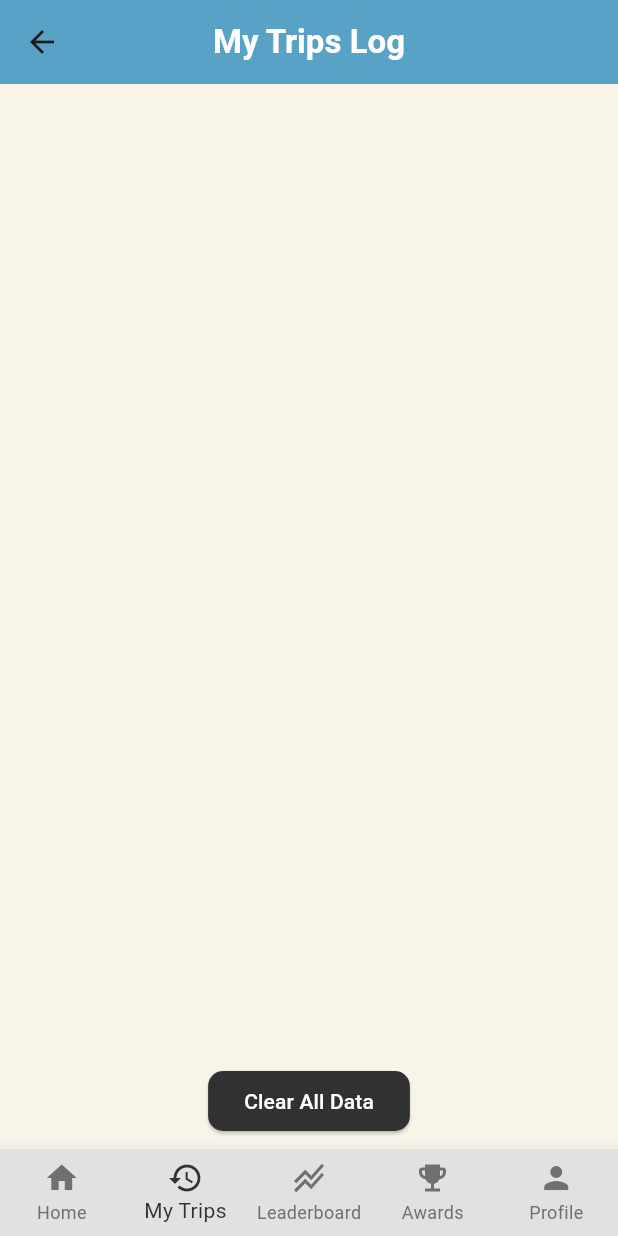
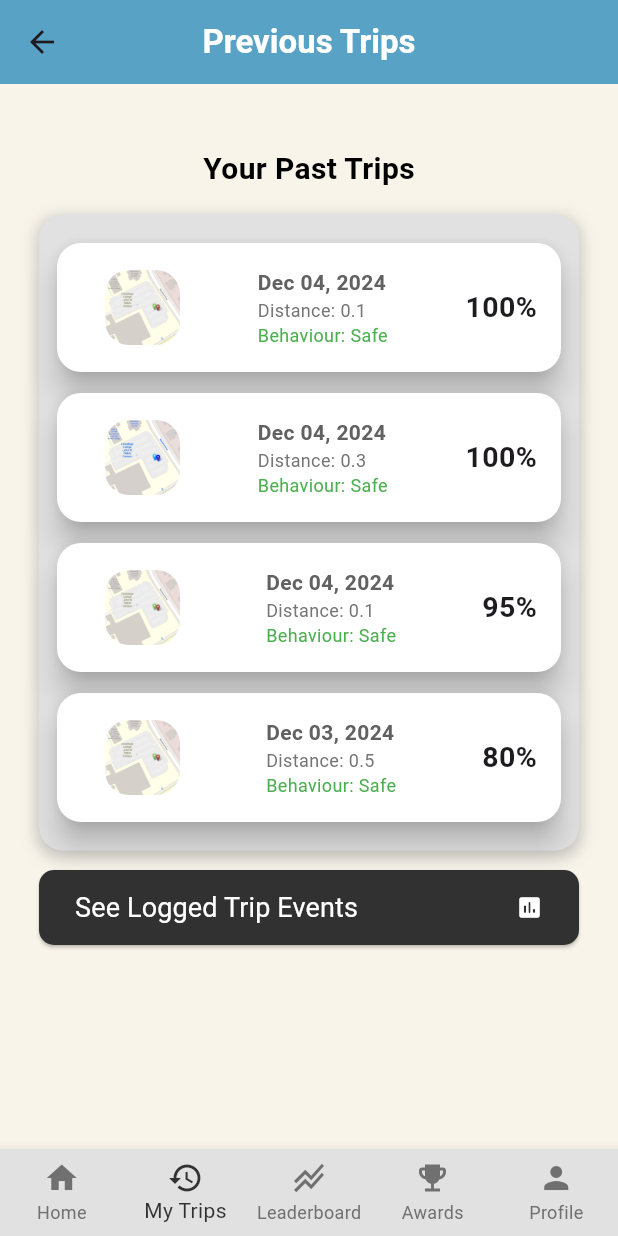
Before and after one commit to R-umaria/Group24F24, a Flutter app: the FirstPage screen opened by its route, item 2 of the bottom bar chosen, on a phone screen of 412 x 824 dp. Run offline on Flutter 3.47's test engine with Material 3 defaults, Android fonts, the phone set to English and light mode, and no system bars; our stand-ins replace flutter_custom_clippers, geolocator, pedometer, permission_handler, sensors_plus, sqflite; accounts and stored records are empty.

Commit message:
basic previous trips page ui and front page map

```diff
--- a/lib/behaviour_analysis/warning_popup.dart
+++ b/lib/behaviour_analysis/warning_popup.dart
@@ -9,14 +9,14 @@ void showWarningPopup(BuildContext context, String message) {
     context: context,
     builder: (BuildContext context) {
       return AlertDialog(
-        title: Text('DANGER'),
+        title: const Text('DANGER'),
         content: Text(message),
         actions: <Widget>[
           TextButton(
             onPressed: () {
               Navigator.of(context).pop();
             },
-            child: Text('OK'),
+            child: const Text('OK'),
           ),
         ],
       );
--- a/lib/pages/first_page.dart
+++ b/lib/pages/first_page.dart
@@ -2,11 +2,11 @@
 
 import 'package:drive_wise/pages/home_page.dart';
 import 'package:drive_wise/pages/Leaderboard/leaderboard_page.dart';
-import 'package:drive_wise/pages/my_trips.dart';
 import 'package:drive_wise/pages/profile_page.dart';
 import './Awards/awards_page.dart';
 import './Awards/award_backend.dart';
 import 'package:flutter/material.dart';
+import './prev_trips/previous_trips_page.dart';
 
 class FirstPage extends StatefulWidget {
   const FirstPage({super.key});
@@ -39,7 +39,7 @@ class _FirstPageState extends State<FirstPage> {
       HomePage(),
 
       // My Trips
-      MyTrips(),
+      PrevTripsPage(),
 
       // LeaderBoardpage
       LeaderboardPage(),
--- /dev/null
+++ b/lib/pages/prev_trips/prev_trips_backend.dart
@@ -0,0 +1,27 @@
+//Andy Guest - dec 3 2024
+//backend for the prev page
+//temporarily hardcoded due to needed items not being completed
+
+class PrevTripEntry {
+  final String date;
+  final int score;
+  final double distance;
+  final String map;
+
+  PrevTripEntry({
+    required this.date,
+    required this.score,
+    required this.distance,
+    this.map = 'assets/img/squaremap.png'
+  });
+}
+
+//because neither the trip score or database is done yet this is hardcoded
+List<PrevTripEntry> getPrevTripData() {
+  return [
+    PrevTripEntry(date: 'Dec 04, 2024', score: 100, distance: 0.1),
+    PrevTripEntry(date: 'Dec 04, 2024', score: 100, distance: 0.3, map: 'assets/img/squaremap2.png'),
+    PrevTripEntry(date: 'Dec 04, 2024', score: 95, distance: 0.1),
+    PrevTripEntry(date: 'Dec 03, 2024', score: 80, distance: 0.5),
+  ];
+}
--- /dev/null
+++ b/lib/pages/prev_trips/previous_trips_page.dart
@@ -0,0 +1,216 @@
+//Andy Guest - dec 3 2024
+//frontend for the previous trips page, shows the drivers last few trips
+
+import 'package:flutter/material.dart';
+import './prev_trips_backend.dart';
+import '../trip_events.dart'; //old trips page that shows events
+
+class PrevTripsPage extends StatefulWidget {
+  const PrevTripsPage({super.key});
+
+  @override
+  PrevTripsPageState createState() => PrevTripsPageState();
+}
+
+class PrevTripsPageState extends State<PrevTripsPage> {
+  List<PrevTripEntry> PrevTripEntries = [];
+
+  @override
+  void initState() {
+    super.initState();
+    _fetchPrevTripData();
+  }
+
+  void _fetchPrevTripData() {
+    //get PrevTrip data from backend
+    PrevTripEntries = getPrevTripData();
+    setState(() {});
+  }
+
+  @override
+  Widget build(BuildContext context) {
+    return Scaffold(
+      backgroundColor: const Color.fromRGBO(248, 244, 234, 1), //match to the main screen bg colour
+      appBar: AppBar(
+        title: const Text('Previous Trips', style: TextStyle(fontWeight: FontWeight.bold, color: Colors.white)),
+        centerTitle: true,
+        backgroundColor: const Color.fromRGBO(86, 170, 200, 1),
+        elevation: 4.0,
+      ),
+      body: Padding(
+        padding: const EdgeInsets.all(26.0),
+        child: Column(
+          children: [
+            const Padding(
+              padding: EdgeInsets.symmetric(vertical: 16.0),
+              child: Text(
+                'Your Past Trips',
+                style: TextStyle(
+                  fontSize: 20.0,
+                  fontWeight: FontWeight.bold,
+                  color: Colors.black,
+                ),
+              ),
+            ),
+
+            //prevTrip entries
+            Container(
+              padding: const EdgeInsets.all(12.0),
+              decoration: BoxDecoration(
+                color: const Color.fromRGBO(225, 225, 225, 1),
+                borderRadius: BorderRadius.circular(16.0),
+                boxShadow: [
+                  BoxShadow(
+                    color: Colors.grey.withOpacity(0.5),
+                    spreadRadius: 2,
+                    blurRadius: 8,
+                    offset: const Offset(0, 3),
+                  ),
+                ],
+              ),
+              child: ListView.builder(
+                shrinkWrap: true, //needed to stop the list from taking up extra space
+                itemCount: PrevTripEntries.length,
+                itemBuilder: (context, index) {
+                  final entry = PrevTripEntries[index];
+                  return PrevTripItem(
+                    date: entry.date,
+                    score: entry.score,
+                    map: entry.map,
+                    distance: entry.distance,
+                  );
+                },
+              ),
+            ),
+
+            const SizedBox(height: 13), //space between list and button
+
+            //button to get to old trips page to see events
+            ElevatedButton(
+              onPressed: () {
+                Navigator.push(
+                          context,
+                          MaterialPageRoute(builder: (context) => const MyTrips()),
+                        );
+              },
+              style: ElevatedButton.styleFrom(
+                minimumSize: const Size(double.infinity, 50),
+                backgroundColor: const Color.fromRGBO(49, 49, 49, 1),
+                shape: RoundedRectangleBorder(
+                  borderRadius: BorderRadius.circular(10),
+                ),
+              ),
+              child: const Row(
+                mainAxisAlignment: MainAxisAlignment.spaceBetween, // to separate text from the icon on the right
+                children: [
+                  Text(
+                    'See Logged Trip Events',
+                    style: TextStyle(
+                      color: Color.fromRGBO(255, 255, 255, 1),
+                      fontSize: 18,
+                      fontWeight: FontWeight.normal,
+                    ),
+                  ),
+                  Icon(
+                    Icons.assessment_rounded,
+                    color: Color.fromRGBO(255, 255, 255, 1),
+                  ),
+                ],
+              ),
+            ),
+          ],
+        ),
+      ),
+    );
+  }
+}
+
+class PrevTripItem extends StatelessWidget {
+  final String date;
+  final int score;
+  final String map;
+  final double distance;
+  final String behaviour;
+
+  const PrevTripItem({super.key,
+    required this.date,
+    required this.score,
+    required this.map,
+    required this.distance,
+    this.behaviour = 'Safe',
+  });
+
+  @override
+Widget build(BuildContext context) {
+  return Card(
+    margin: const EdgeInsets.symmetric(vertical: 7.0),
+    elevation: 8.0,
+    shape: RoundedRectangleBorder(
+      borderRadius: BorderRadius.circular(16.0),
+    ),
+    color: Colors.white,
+    child: Padding(
+      padding: const EdgeInsets.all(16.0),
+      child: Row(
+        children: [
+          const SizedBox(width: 16.0),
+          Expanded(
+            child: Row(
+              mainAxisAlignment: MainAxisAlignment.spaceBetween,
+              children: [
+                SizedBox(
+                  width: 50.0,
+                  height: 50.0,
+                  child: ClipRRect(
+                    borderRadius: BorderRadius.circular(16.0),
+                    child: Image.asset(
+                      map,
+                      fit: BoxFit.cover,
+                    ),
+                  ),
+                ),
+                Column(
+                  crossAxisAlignment: CrossAxisAlignment.start,
+                  children: [
+                    Text(
+                      date,
+                      style: TextStyle(
+                        fontSize: 14.0,
+                        fontWeight: FontWeight.w600,
+                        color: Colors.grey[700],
+                      ),
+                    ),
+                    Text(
+                      'Distance: $distance',
+                      style: TextStyle(
+                        fontSize: 12.0,
+                        color: Colors.grey[600],
+                      ),
+                    ),
+                    // Behavior Text
+                    Text(
+                      'Behaviour: $behaviour',
+                      style: const TextStyle(
+                        fontSize: 12.0,
+                        color: Colors.green,
+                      ),
+                    ),
+                  ],
+                ),
+                // Score Text
+                Text(
+                  '$score%',
+                  style: const TextStyle(
+                    fontSize: 19,
+                    fontWeight: FontWeight.bold,
+                  ),
+                ),
+              ],
+            ),
+          ),
+        ],
+      ),
+    ),
+  );
+}
+}
--- a/pubspec.yaml
+++ b/pubspec.yaml
@@ -28,3 +28,5 @@ dev_dependencies:
 
 flutter:
   uses-material-design: true
+  assets:
+    - assets/img/
```
Also changed, not shown: lib/pages/home_page.dart (+17 -18 lines), lib/pages/trip_events.dart (added, +92 -0 lines), assets/img/map.png (added), assets/img/squaremap.png (added), assets/img/squaremap2.png (added).
